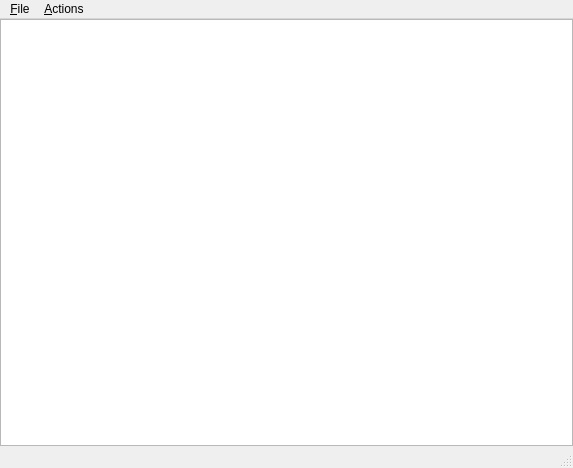
Above: editabletreemodel/mainwindow.ui from Demix361/Summer-Practice-2020 before the change. Below: the same form after it.
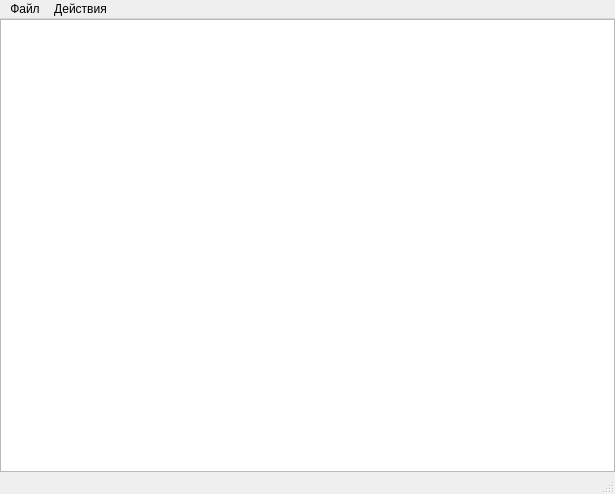
That is the form after the change.

```diff
--- a/editabletreemodel/mainwindow.ui
+++ b/editabletreemodel/mainwindow.ui
@@ -1,12 +1,12 @@
 <ui version="4.0" >
  <class>MainWindow</class>
- <widget class="QMainWindow" name="MainWindow" >
-  <property name="geometry" >
+ <widget class="QMainWindow" name="MainWindow">
+  <property name="geometry">
    <rect>
     <x>0</x>
     <y>0</y>
-    <width>573</width>
-    <height>468</height>
+    <width>615</width>
+    <height>494</height>
    </rect>
   </property>
   <property name="windowTitle" >
@@ -41,24 +41,24 @@
     </item>
    </layout>
   </widget>
-  <widget class="QMenuBar" name="menubar" >
-   <property name="geometry" >
+  <widget class="QMenuBar" name="menubar">
+   <property name="geometry">
     <rect>
      <x>0</x>
      <y>0</y>
-     <width>573</width>
-     <height>31</height>
+     <width>615</width>
+     <height>21</height>
     </rect>
    </property>
-   <widget class="QMenu" name="fileMenu" >
-    <property name="title" >
-     <string>&amp;File</string>
+   <widget class="QMenu" name="fileMenu">
+    <property name="title">
+     <string>Файл</string>
     </property>
     <addaction name="exitAction" />
    </widget>
-   <widget class="QMenu" name="actionsMenu" >
-    <property name="title" >
-     <string>&amp;Actions</string>
+   <widget class="QMenu" name="actionsMenu">
+    <property name="title">
+     <string>Действия</string>
     </property>
     <addaction name="insertRowAction" />
     <addaction name="insertColumnAction" />
@@ -68,8 +68,8 @@
     <addaction name="separator" />
     <addaction name="insertChildAction" />
    </widget>
-   <addaction name="fileMenu" />
-   <addaction name="actionsMenu" />
+   <addaction name="fileMenu"/>
+   <addaction name="actionsMenu"/>
   </widget>
   <widget class="QStatusBar" name="statusbar" />
   <action name="exitAction" >
```
Left out of the diff: 100 changed lines with no effect on the pictures.
